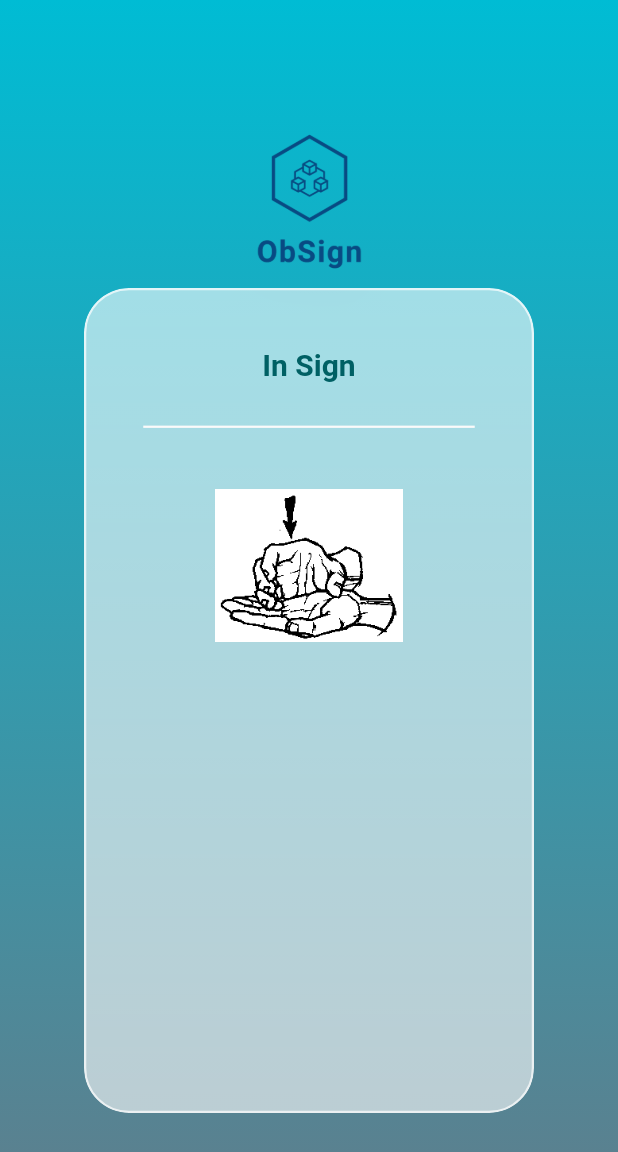
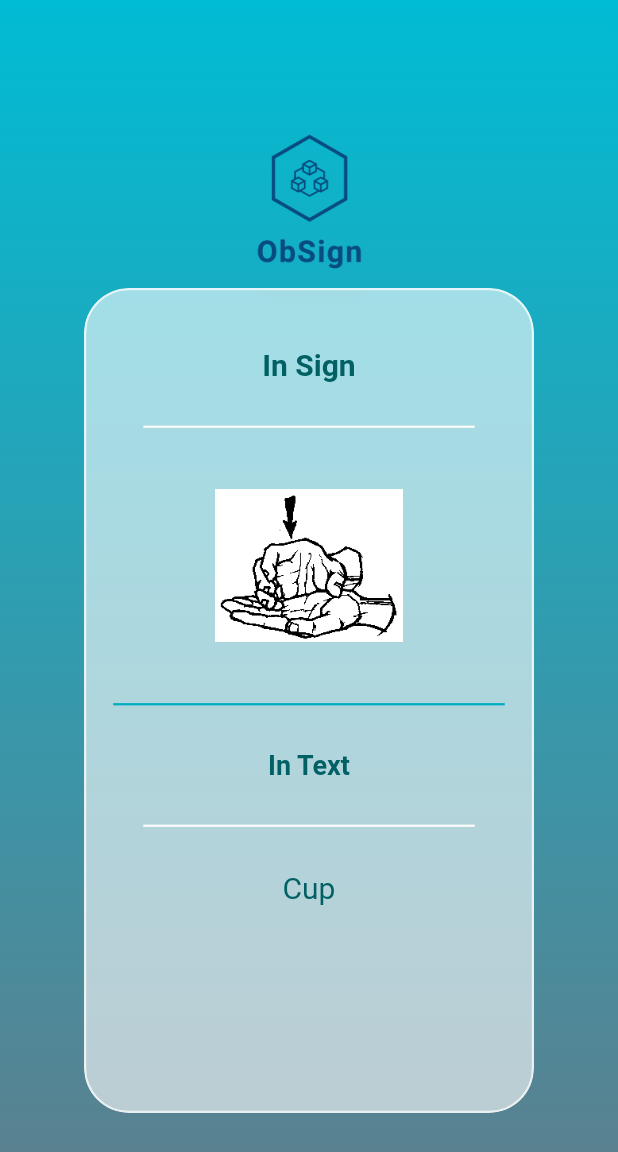
Before and after one commit to shemil076/ObSign, a Flutter app: the ShowTheSignState screen opened by its route, on a phone screen of 412 x 824 dp. Shown: the top 1152 px of the screen. Run offline on Flutter 3.47's test engine with Material 2 defaults, Android fonts, the phone set to English and light mode, and no system bars; drawn by our look-alikes of glass_kit; our stand-ins replace flutter_rating_bar; missing offline and left inert: landingpage.

Commit message:
💩 set placeholders for the texts

```diff
--- a/lib/ShowTheSignPage.dart
+++ b/lib/ShowTheSignPage.dart
@@ -87,6 +87,29 @@ class ShowSignPage extends State<ShowTheSignState> {
                               image: AssetImage('assets/images/cup.png'),
                             ),
                           ),
+                          Divider(
+                            thickness: 1.5,
+                            height: 60.0,
+                            color: Colors.cyan[600],
+                            indent: 10,
+                            endIndent: 10,
+                          ),
+                          Text("In Text",
+                            style: TextStyle(color: Colors.cyan[900], fontSize: 18.0, fontWeight: FontWeight.bold),
+                          ),
+                          Divider(
+                            thickness: 1.5,
+                            height: 60.0,
+                            color: Colors.grey[50],
+                            indent: 30,
+                            endIndent: 30,
+                          ),
+                          Text("Cup",
+                            style: TextStyle(color: Colors.cyan[900], fontSize: 20.0),
+                          ),
+                          SizedBox(
+                            height: 40.00,
+                          ),
                         ],
                       ),
                     ),
```
